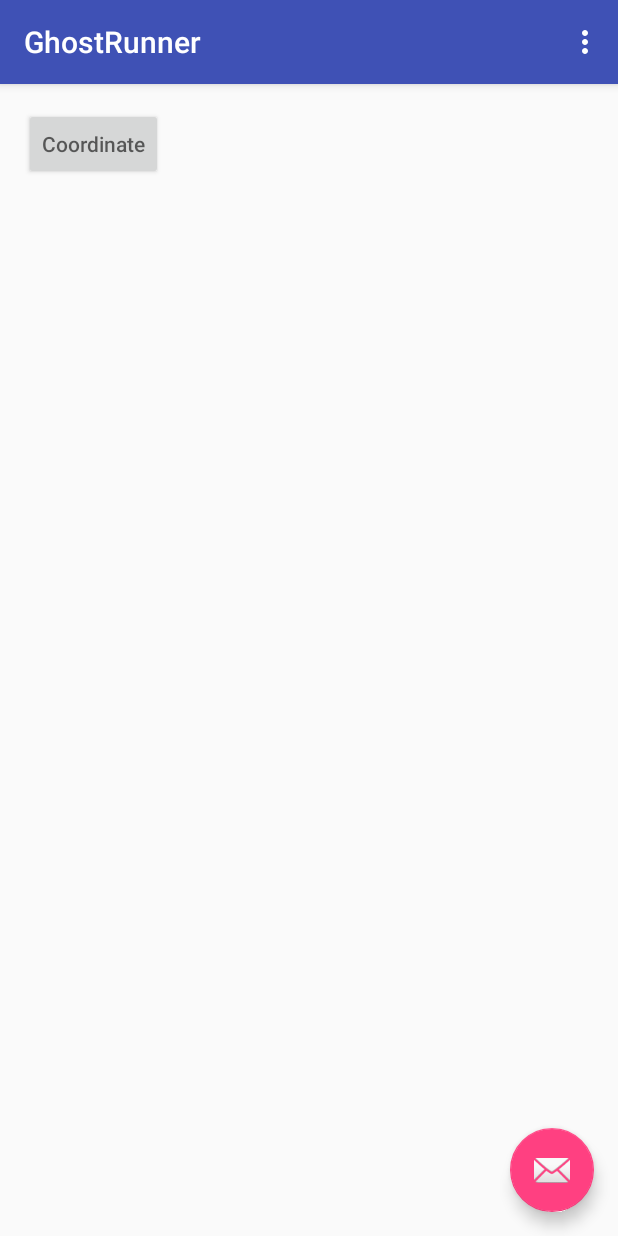
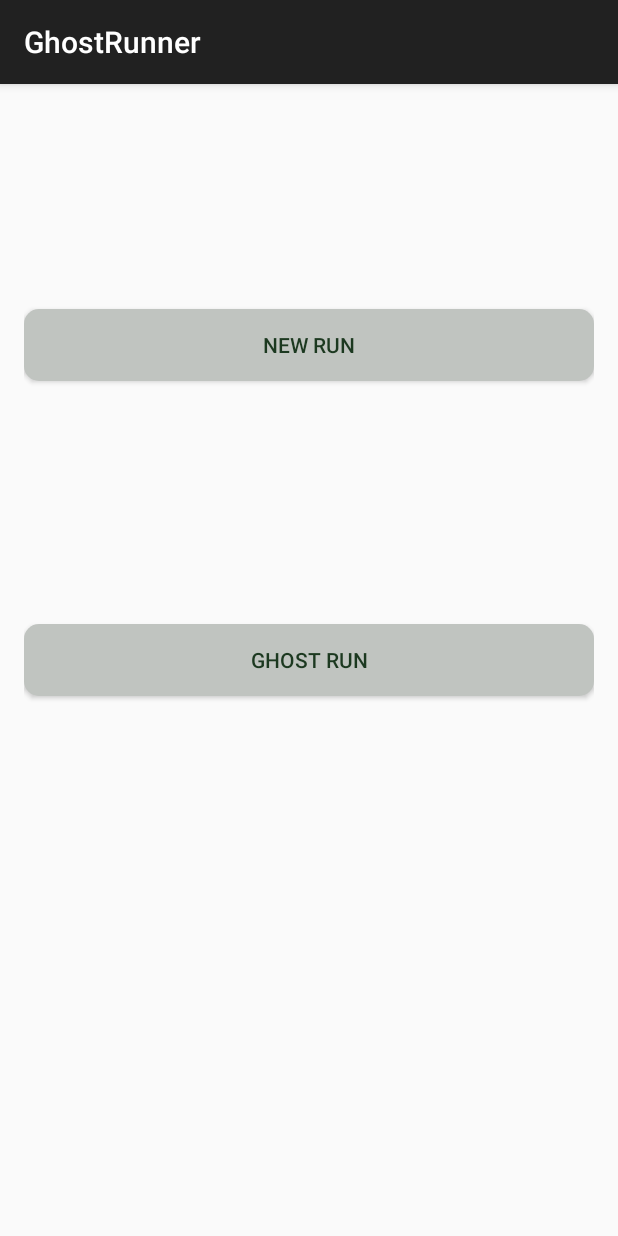
Before and after one commit to astrimagnussen/GhostRunner, an Android app: the screen it shows after launch (MainActivity), on a phone screen of 412 x 824 dp. Run offline under Robolectric (Android 15) with nearby library versions, the light colour scheme and no system bars.

Commit message:
vi har lekt lite med farger och dopt om aktiviterna sa det ar mer likt var skiss

```diff
--- a/app/src/main/java/mycompany/ghostrunner/MainActivity.java
+++ b/app/src/main/java/mycompany/ghostrunner/MainActivity.java
@@ -1,41 +1,15 @@
 package mycompany.ghostrunner;
 
-import android.Manifest;
-import android.content.Context;
 import android.content.Intent;
-import android.content.pm.PackageManager;
-import android.location.Criteria;
-import android.location.Location;
-import android.location.LocationManager;
-import android.media.MediaPlayer;
+
 import android.os.Bundle;
-import android.provider.MediaStore;
-import android.support.design.widget.FloatingActionButton;
-import android.support.design.widget.Snackbar;
-import android.support.v4.app.ActivityCompat;
-import android.support.v4.content.ContextCompat;
 import android.support.v7.app.AppCompatActivity;
 import android.support.v7.widget.Toolbar;
-import android.util.Log;
 import android.view.View;
-import android.view.Menu;
-import android.view.MenuItem;
-import android.widget.Button;
-import android.widget.TextView;
+import com.google.android.gms.common.ConnectionResult;
 
-import com.google.android.gms.common.ConnectionResult;
-import com.google.android.gms.common.api.GoogleApiClient;
-import com.google.android.gms.location.LocationServices;
+public class MainActivity extends AppCompatActivity {
 
-public class MainActivity extends AppCompatActivity implements GoogleApiClient.ConnectionCallbacks, GoogleApiClient.OnConnectionFailedListener{
-    private LocationManager locationManager;
-    GoogleApiClient mGoogleApiClient;
-    private String provider;
-    public Location startLocation;
-    private Location stopLocation;
-    private float distance;
-    TextView textView;
-    TextView distText;
 
     @Override
     protected void onCreate(Bundle savedInstanceState) {
@@ -43,65 +17,21 @@ public class MainActivity extends AppCompatActivity implements GoogleApiClient.C
         setContentView(R.layout.activity_main);
         Toolbar toolbar = (Toolbar) findViewById(R.id.toolbar);
         setSupportActionBar(toolbar);
+        getSupportActionBar().setTitle("GhostRunner");
 
-        FloatingActionButton fab = (FloatingActionButton) findViewById(R.id.fab);
 
-        fab.setOnClickListener(new View.OnClickListener() {
-
-            @Override
-            public void onClick(View view) {
-                Snackbar.make(view, "Replace with your own action", Snackbar.LENGTH_LONG)
-                        .setAction("Action", null).show();
-            }
-        });
-        locationManager = (LocationManager) getSystemService(Context.LOCATION_SERVICE);
-        Criteria criteria = new Criteria();
-        provider = locationManager.getBestProvider(criteria, false);
-
-        if (mGoogleApiClient == null) {
-            mGoogleApiClient = new GoogleApiClient.Builder(this)
-                    .addConnectionCallbacks(this)
-                    .addOnConnectionFailedListener(this)
-                    .addApi(LocationServices.API)
-                    .build();
-        }
-
-       /* final MediaPlayer saved = MediaPlayer.create(this, R.raw.saved);
-        Button playSound = (Button) this.findViewById(R.id.coordinate_button);
-
-        playSound.setOnClickListener(new View.OnClickListener() {
-            @Override
-            public void onClick(View v){
-                saved.start();
-            }
-        });
-        */
     }
 
-    @Override
-    public boolean onCreateOptionsMenu(Menu menu) {
-        // Inflate the menu; this adds items to the action bar if it is present.
-        getMenuInflater().inflate(R.menu.menu_main, menu);
-        return true;
+
+    //Goes from new run button view to (NewRun)
+    public void newRun(View view){
+        Intent intent = new Intent(this, NewRun.class);
+        startActivity(intent);
     }
 
-    @Override
-    public boolean onOptionsItemSelected(MenuItem item) {
-        // Handle action bar item clicks here. The action bar will
-        // automatically handle clicks on the Home/Up button, so long
-        // as you specify a parent activity in AndroidManifest.xml.
-        int id = item.getItemId();
-
-        //noinspection SimplifiableIfStatement
-        if (id == R.id.action_settings) {
-            return true;
-        }
-
-        return super.onOptionsItemSelected(item);
-    }
-    //går från coordinate knappen till nästa view (display coordinates)
-    public void coordinate(View view){
-        Intent intent =new Intent(this, DisplayCoordinates.class);
+    //Goes from ghost run button view (GhostRun)
+    public void ghostRun(View view){
+        Intent intent = new Intent(this, GhostRun.class);
         startActivity(intent);
     }
 
--- /dev/null
+++ b/app/src/main/res/drawable/round_shape_button.xml
@@ -0,0 +1,13 @@
+<?xml version="1.0" encoding="utf-8"?>
+<shape xmlns:android="http://schemas.android.com/apk/res/android"
+    android:shape="rectangle"
+    android:padding="10dp">
+
+    <solid android:color="#c0c4c0"/>
+
+    <corners
+        android:bottomRightRadius="10dp"
+        android:bottomLeftRadius="10dp"
+        android:topLeftRadius="10dp"
+        android:topRightRadius="10dp"/>
+</shape>
--- a/app/src/main/res/layout/activity_main.xml
+++ b/app/src/main/res/layout/activity_main.xml
@@ -23,12 +23,5 @@
 
     <include layout="@layout/content_main" />
 
-    <android.support.design.widget.FloatingActionButton
-        android:id="@+id/fab"
-        android:layout_width="wrap_content"
-        android:layout_height="wrap_content"
-        android:layout_gravity="bottom|end"
-        android:layout_margin="@dimen/fab_margin"
-        android:src="@android:drawable/ic_dialog_email" />
 
 </android.support.design.widget.CoordinatorLayout>
--- a/app/src/main/res/layout/content_calculate_distance.xml
+++ b/app/src/main/res/layout/content_ghost_run.xml
@@ -9,10 +9,10 @@
     android:paddingRight="@dimen/activity_horizontal_margin"
     android:paddingTop="@dimen/activity_vertical_margin"
     app:layout_behavior="@string/appbar_scrolling_view_behavior"
-    tools:context="mycompany.ghostrunner.CalculateDistance"
-    tools:showIn="@layout/activity_calculate_distance">
+    tools:context=".GhostRun"
+    tools:showIn="@layout/activity_ghost_run">
 
-    <TextView android:id="@+id/distanceBetween"
+    <TextView android:id="@+id/text"
         android:layout_width="wrap_content"
         android:layout_height="wrap_content" />
 </LinearLayout>
--- a/app/src/main/res/layout/content_main.xml
+++ b/app/src/main/res/layout/content_main.xml
@@ -10,14 +10,37 @@
     android:paddingTop="@dimen/activity_vertical_margin"
     app:layout_behavior="@string/appbar_scrolling_view_behavior"
     tools:context="mycompany.ghostrunner.MainActivity"
+
     tools:showIn="@layout/activity_main">
 
-    <Button android:id="@+id/coordinate_button"
-        android:layout_width="wrap_content"
+    <Button android:id="@+id/new_run_button"
+        android:layout_width="match_parent"
         android:layout_height="wrap_content"
         android:hint="Coordinate"
-        android:onClick="coordinate"/>
+        android:onClick="newRun"
+        android:layout_alignParentTop="true"
+        android:layout_alignParentRight="true"
+        android:layout_alignParentEnd="true"
+        android:layout_marginTop="134dp"
+        android:text="New Run"
+        android:textColor="#1c3920"
+        android:contextClickable="true"
+        android:background="@drawable/round_shape_button"/>
 
+
+    <Button
+        android:id="@+id/ghost_run_button"
+        android:layout_width="match_parent"
+        android:layout_height="wrap_content"
+        android:hint="Coordinate"
+        android:onClick="ghostRun"
+        android:layout_centerVertical="true"
+        android:layout_alignParentLeft="true"
+        android:layout_alignParentStart="true"
+        android:text="Ghost Run"
+        android:textColor="#1c3920"
+        android:contextClickable="true"
+        android:background="@drawable/round_shape_button"/>
 
 
 </RelativeLayout>
--- a/app/src/main/res/layout/content_display_coordinates.xml
+++ b/app/src/main/res/layout/content_new_run.xml
@@ -9,8 +9,8 @@
     android:paddingRight="@dimen/activity_horizontal_margin"
     android:paddingTop="@dimen/activity_vertical_margin"
     app:layout_behavior="@string/appbar_scrolling_view_behavior"
-    tools:context="mycompany.ghostrunner.DisplayCoordinates"
-    tools:showIn="@layout/activity_display_coordinates"
+    tools:context=".NewRun"
+    tools:showIn="@layout/activity_new_run"
     android:orientation="vertical">
 
     <LinearLayout
--- a/app/src/main/res/values/styles.xml
+++ b/app/src/main/res/values/styles.xml
@@ -3,12 +3,13 @@
     <!-- Base application theme. -->
     <style name="AppTheme" parent="Theme.AppCompat.Light.DarkActionBar">
         <!-- Customize your theme here. -->
-        <item name="colorPrimary">@color/colorPrimary</item>
+        <item name="android:textColorPrimary">#f7f7f7</item>
         <item name="colorPrimaryDark">@color/colorPrimaryDark</item>
         <item name="colorAccent">@color/colorAccent</item>
     </style>
 
     <style name="AppTheme.NoActionBar">
+        <item name="android:background">#20872f</item>
         <item name="windowActionBar">false</item>
         <item name="windowNoTitle">true</item>
     </style>
```
Also changed, not shown: app/src/main/AndroidManifest.xml (+5 -5 lines), app/src/main/java/mycompany/ghostrunner/CalculateDistance.java (deleted, +0 -36 lines), app/src/main/java/mycompany/ghostrunner/GhostRun.java (added, +29 -0 lines), app/src/main/java/mycompany/ghostrunner/NewRun.java (renamed from app/src/main/java/mycompany/ghostrunner/DisplayCoordinates.java, +7 -3 lines), app/src/main/res/layout/activity_ghost_run.xml (renamed from app/src/main/res/layout/activity_display_coordinates.xml, +2 -10 lines), app/src/main/res/layout/activity_new_run.xml (renamed from app/src/main/res/layout/activity_calculate_distance.xml, +8 -11 lines).
